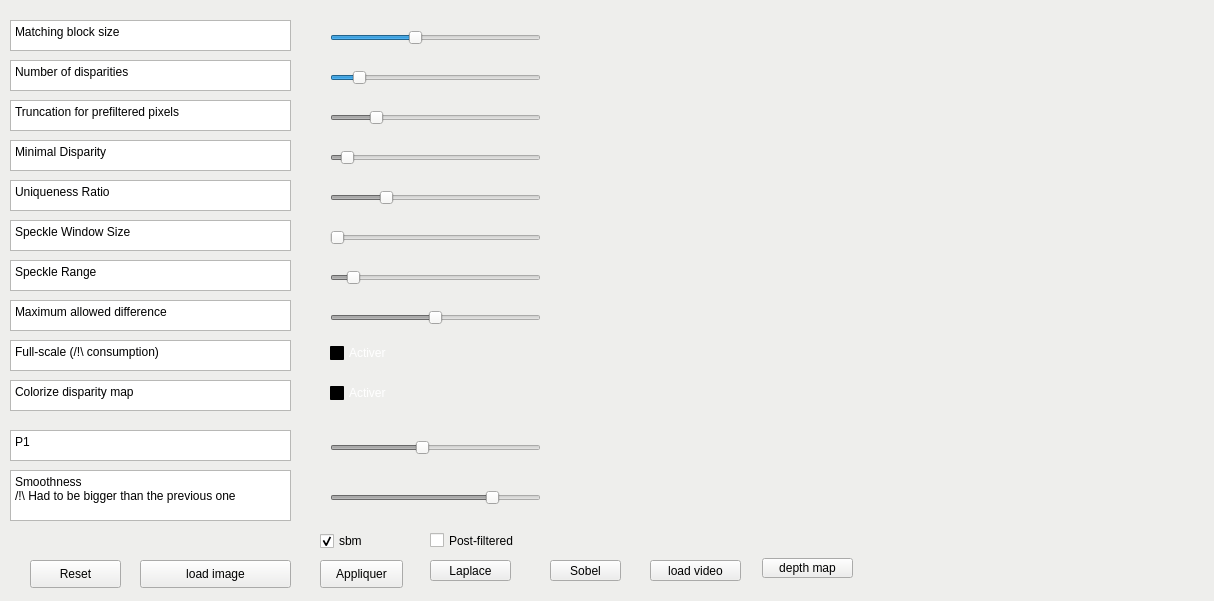
Above: widgets/disparity.ui from K1ntus/Projet-Technologique-L3 before the change. Below: the same form after it.
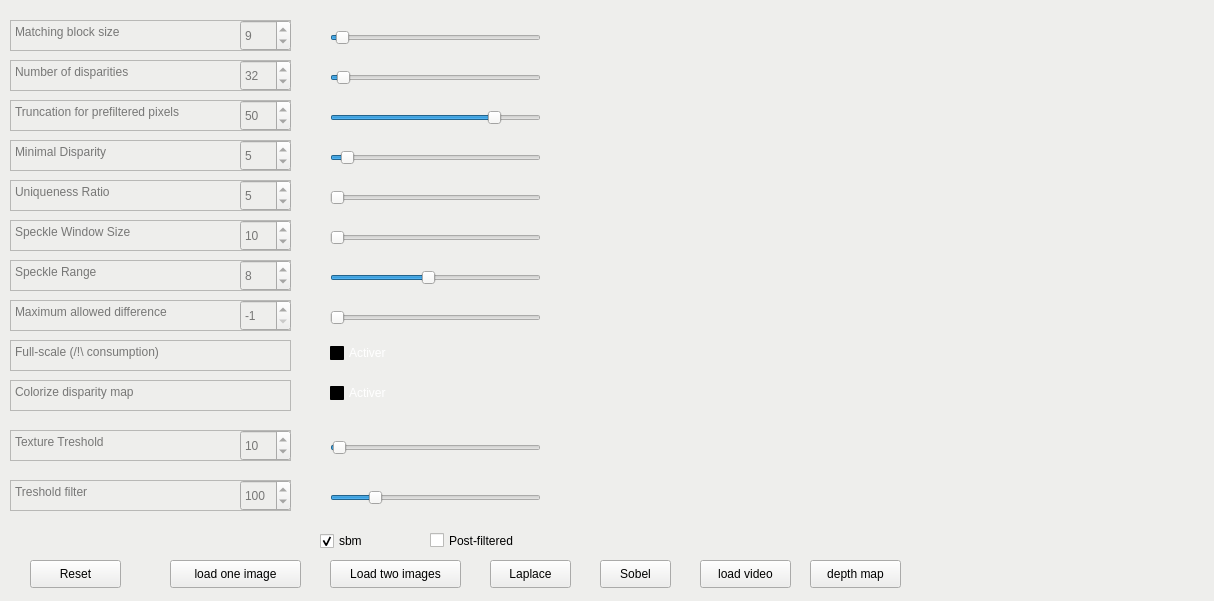
That is the form after the change.

Commit message: Disparity map

The edit to the form file:
```diff
--- a/widgets/disparity.ui
+++ b/widgets/disparity.ui
@@ -432,6 +432,9 @@
    <bool>true</bool>
   </property>
   <widget class="QPlainTextEdit" name="plainTextEdit">
+   <property name="enabled">
+    <bool>false</bool>
+   </property>
    <property name="geometry">
     <rect>
      <x>10</x>
@@ -440,14 +443,38 @@
      <height>31</height>
     </rect>
    </property>
+   <property name="autoFillBackground">
+    <bool>true</bool>
+   </property>
+   <property name="tabChangesFocus">
+    <bool>false</bool>
+   </property>
+   <property name="undoRedoEnabled">
+    <bool>true</bool>
+   </property>
+   <property name="lineWrapMode">
+    <enum>QPlainTextEdit::WidgetWidth</enum>
+   </property>
    <property name="readOnly">
     <bool>true</bool>
    </property>
    <property name="plainText">
     <string>Matching block size</string>
    </property>
+   <property name="overwriteMode">
+    <bool>false</bool>
+   </property>
+   <property name="backgroundVisible">
+    <bool>true</bool>
+   </property>
+   <property name="centerOnScroll">
+    <bool>false</bool>
+   </property>
   </widget>
   <widget class="QPlainTextEdit" name="plainTextEdit_2">
+   <property name="enabled">
+    <bool>false</bool>
+   </property>
    <property name="geometry">
     <rect>
      <x>10</x>
@@ -464,6 +491,9 @@
    </property>
   </widget>
   <widget class="QPlainTextEdit" name="plainTextEdit_3">
+   <property name="enabled">
+    <bool>false</bool>
+   </property>
    <property name="geometry">
     <rect>
      <x>10</x>
@@ -480,6 +510,9 @@
    </property>
   </widget>
   <widget class="QPlainTextEdit" name="plainTextEdit_4">
+   <property name="enabled">
+    <bool>false</bool>
+   </property>
    <property name="geometry">
     <rect>
      <x>10</x>
@@ -496,6 +529,9 @@
    </property>
   </widget>
   <widget class="QPlainTextEdit" name="plainTextEdit_5">
+   <property name="enabled">
+    <bool>false</bool>
+   </property>
    <property name="geometry">
     <rect>
      <x>10</x>
@@ -512,6 +548,9 @@
    </property>
   </widget>
   <widget class="QPlainTextEdit" name="plainTextEdit_6">
+   <property name="enabled">
+    <bool>false</bool>
+   </property>
    <property name="geometry">
     <rect>
      <x>10</x>
@@ -528,6 +567,9 @@
    </property>
   </widget>
   <widget class="QPlainTextEdit" name="plainTextEdit_7">
+   <property name="enabled">
+    <bool>false</bool>
+   </property>
    <property name="geometry">
     <rect>
      <x>10</x>
@@ -544,6 +586,9 @@
    </property>
   </widget>
   <widget class="QPlainTextEdit" name="plainTextEdit_8">
+   <property name="enabled">
+    <bool>false</bool>
+   </property>
    <property name="geometry">
     <rect>
      <x>10</x>
@@ -560,6 +605,9 @@
    </property>
   </widget>
   <widget class="QPlainTextEdit" name="plainTextEdit_9">
+   <property name="enabled">
+    <bool>false</bool>
+   </property>
    <property name="geometry">
     <rect>
      <x>10</x>
@@ -577,7 +625,7 @@
   </widget>
   <widget class="QPlainTextEdit" name="plainTextEdit_10">
    <property name="enabled">
-    <bool>true</bool>
+    <bool>false</bool>
    </property>
    <property name="geometry">
     <rect>
@@ -596,22 +644,21 @@
   </widget>
   <widget class="QPlainTextEdit" name="plainTextEdit_11">
    <property name="enabled">
-    <bool>true</bool>
+    <bool>false</bool>
    </property>
    <property name="geometry">
     <rect>
      <x>10</x>
-     <y>470</y>
+     <y>480</y>
      <width>281</width>
-     <height>51</height>
+     <height>31</height>
     </rect>
    </property>
    <property name="readOnly">
     <bool>true</bool>
    </property>
    <property name="plainText">
-    <string>Smoothness
-/!\ Had to be bigger than the previous one</string>
+    <string>Treshold filter</string>
    </property>
   </widget>
   <widget class="QSlider" name="slider_windowSize">
@@ -627,13 +674,13 @@
     <number>5</number>
    </property>
    <property name="maximum">
-    <number>15</number>
+    <number>149</number>
    </property>
    <property name="singleStep">
     <number>1</number>
    </property>
    <property name="pageStep">
-    <number>10</number>
+    <number>1</number>
    </property>
    <property name="value">
     <number>9</number>
@@ -655,10 +702,10 @@
     </rect>
    </property>
    <property name="minimum">
-    <number>1</number>
+    <number>16</number>
    </property>
    <property name="maximum">
-    <number>10</number>
+    <number>500</number>
    </property>
    <property name="singleStep">
     <number>9</number>
@@ -667,10 +714,10 @@
     <number>1</number>
    </property>
    <property name="value">
-    <number>2</number>
+    <number>32</number>
    </property>
    <property name="sliderPosition">
-    <number>2</number>
+    <number>32</number>
    </property>
    <property name="orientation">
     <enum>Qt::Horizontal</enum>
@@ -678,7 +725,7 @@
   </widget>
   <widget class="QSlider" name="slider_preFilterCap">
    <property name="enabled">
-    <bool>false</bool>
+    <bool>true</bool>
    </property>
    <property name="geometry">
     <rect>
@@ -688,8 +735,11 @@
      <height>16</height>
     </rect>
    </property>
+   <property name="minimum">
+    <number>1</number>
+   </property>
    <property name="maximum">
-    <number>250</number>
+    <number>62</number>
    </property>
    <property name="value">
     <number>50</number>
@@ -700,7 +750,7 @@
   </widget>
   <widget class="QSlider" name="slider_minDisparity">
    <property name="enabled">
-    <bool>false</bool>
+    <bool>true</bool>
    </property>
    <property name="geometry">
     <rect>
@@ -716,6 +766,9 @@
    <property name="maximum">
     <number>100</number>
    </property>
+   <property name="pageStep">
+    <number>1</number>
+   </property>
    <property name="value">
     <number>5</number>
    </property>
@@ -725,7 +778,7 @@
   </widget>
   <widget class="QSlider" name="slider_uniquenessRatio">
    <property name="enabled">
-    <bool>false</bool>
+    <bool>true</bool>
    </property>
    <property name="geometry">
     <rect>
@@ -735,8 +788,14 @@
      <height>16</height>
     </rect>
    </property>
+   <property name="minimum">
+    <number>5</number>
+   </property>
    <property name="maximum">
-    <number>20</number>
+    <number>100</number>
+   </property>
+   <property name="pageStep">
+    <number>1</number>
    </property>
    <property name="value">
     <number>5</number>
@@ -763,7 +822,7 @@
   </widget>
   <widget class="QSlider" name="slider_speckleRange">
    <property name="enabled">
-    <bool>false</bool>
+    <bool>true</bool>
    </property>
    <property name="geometry">
     <rect>
@@ -773,6 +832,15 @@
      <height>16</height>
     </rect>
    </property>
+   <property name="minimum">
+    <number>1</number>
+   </property>
+   <property name="maximum">
+    <number>16</number>
+   </property>
+   <property name="pageStep">
+    <number>1</number>
+   </property>
    <property name="value">
     <number>8</number>
    </property>
@@ -782,7 +850,7 @@
   </widget>
   <widget class="QSlider" name="slider_disp12MaxDiff">
    <property name="enabled">
-    <bool>false</bool>
+    <bool>true</bool>
    </property>
    <property name="geometry">
     <rect>
@@ -796,7 +864,10 @@
     <bool>false</bool>
    </property>
    <property name="minimum">
-    <number>-100</number>
+    <number>-1</number>
+   </property>
+   <property name="maximum">
+    <number>200</number>
    </property>
    <property name="value">
     <number>-1</number>
@@ -807,7 +878,7 @@
   </widget>
   <widget class="QSlider" name="slider_P1">
    <property name="enabled">
-    <bool>false</bool>
+    <bool>true</bool>
    </property>
    <property name="geometry">
     <rect>
@@ -821,28 +892,15 @@
     <bool>false</bool>
    </property>
    <property name="maximum">
-    <number>2000</number>
+    <number>500</number>
    </property>
    <property name="value">
-    <number>864</number>
+    <number>5</number>
    </property>
    <property name="orientation">
     <enum>Qt::Horizontal</enum>
    </property>
   </widget>
-  <widget class="QPushButton" name="apply">
-   <property name="geometry">
-    <rect>
-     <x>320</x>
-     <y>560</y>
-     <width>83</width>
-     <height>28</height>
-    </rect>
-   </property>
-   <property name="text">
-    <string>Appliquer</string>
-   </property>
-  </widget>
   <widget class="QCheckBox" name="checkbox_fullScale">
    <property name="geometry">
     <rect>
@@ -1277,25 +1335,28 @@
   <widget class="QPushButton" name="loadImage">
    <property name="geometry">
     <rect>
-     <x>140</x>
+     <x>170</x>
      <y>560</y>
-     <width>151</width>
+     <width>131</width>
      <height>28</height>
     </rect>
    </property>
    <property name="text">
-    <string>load image</string>
+    <string>load one image</string>
    </property>
   </widget>
   <widget class="QLabel" name="image_loaded">
    <property name="geometry">
     <rect>
-     <x>630</x>
-     <y>29</y>
-     <width>541</width>
-     <height>421</height>
+     <x>570</x>
+     <y>20</y>
+     <width>561</width>
+     <height>481</height>
     </rect>
    </property>
+   <property name="autoFillBackground">
+    <bool>true</bool>
+   </property>
    <property name="text">
     <string/>
    </property>
@@ -1766,10 +1827,10 @@
   <widget class="QPushButton" name="Sobel">
    <property name="geometry">
     <rect>
-     <x>550</x>
+     <x>600</x>
      <y>560</y>
      <width>71</width>
-     <height>21</height>
+     <height>28</height>
     </rect>
    </property>
    <property name="text">
@@ -1779,10 +1840,10 @@
   <widget class="QPushButton" name="Laplace">
    <property name="geometry">
     <rect>
-     <x>430</x>
+     <x>490</x>
      <y>560</y>
      <width>81</width>
-     <height>21</height>
+     <height>28</height>
     </rect>
    </property>
    <property name="text">
@@ -1790,6 +1851,9 @@
    </property>
   </widget>
   <widget class="QPlainTextEdit" name="plainTextEdit_12">
+   <property name="enabled">
+    <bool>false</bool>
+   </property>
    <property name="geometry">
     <rect>
      <x>10</x>
@@ -1799,12 +1863,12 @@
     </rect>
    </property>
    <property name="plainText">
-    <string>P1</string>
+    <string>Texture Treshold</string>
    </property>
   </widget>
   <widget class="QSlider" name="slider_P2">
    <property name="enabled">
-    <bool>false</bool>
+    <bool>true</bool>
    </property>
    <property name="geometry">
     <rect>
@@ -1815,16 +1879,19 @@
     </rect>
    </property>
    <property name="minimum">
-    <number>500</number>
+    <number>0</number>
    </property>
    <property name="maximum">
-    <number>10000</number>
+    <number>255</number>
    </property>
    <property name="singleStep">
     <number>50</number>
    </property>
+   <property name="value">
+    <number>50</number>
+   </property>
    <property name="sliderPosition">
-    <number>8000</number>
+    <number>50</number>
    </property>
    <property name="orientation">
     <enum>Qt::Horizontal</enum>
@@ -1847,10 +1914,10 @@
   <widget class="QPushButton" name="video">
    <property name="geometry">
     <rect>
-     <x>650</x>
+     <x>700</x>
      <y>560</y>
      <width>91</width>
-     <height>21</height>
+     <height>28</height>
     </rect>
    </property>
    <property name="text">
@@ -1860,16 +1927,234 @@
   <widget class="QPushButton" name="depthMap">
    <property name="geometry">
     <rect>
-     <x>762</x>
-     <y>558</y>
+     <x>810</x>
+     <y>560</y>
      <width>91</width>
-     <height>20</height>
+     <height>28</height>
     </rect>
    </property>
    <property name="text">
     <string>depth map</string>
    </property>
   </widget>
+  <widget class="QPushButton" name="load_two_images">
+   <property name="geometry">
+    <rect>
+     <x>330</x>
+     <y>560</y>
+     <width>131</width>
+     <height>28</height>
+    </rect>
+   </property>
+   <property name="text">
+    <string>Load two images</string>
+   </property>
+  </widget>
+  <widget class="QSpinBox" name="spinBox_windowSize">
+   <property name="enabled">
+    <bool>false</bool>
+   </property>
+   <property name="geometry">
+    <rect>
+     <x>240</x>
+     <y>20</y>
+     <width>51</width>
+     <height>31</height>
+    </rect>
+   </property>
+   <property name="minimum">
+    <number>5</number>
+   </property>
+   <property name="maximum">
+    <number>150</number>
+   </property>
+   <property name="value">
+    <number>9</number>
+   </property>
+  </widget>
+  <widget class="QSpinBox" name="spinBox_numberOfDisparities">
+   <property name="enabled">
+    <bool>false</bool>
+   </property>
+   <property name="geometry">
+    <rect>
+     <x>240</x>
+     <y>60</y>
+     <width>51</width>
+     <height>31</height>
+    </rect>
+   </property>
+   <property name="minimum">
+    <number>16</number>
+   </property>
+   <property name="maximum">
+    <number>500</number>
+   </property>
+   <property name="value">
+    <number>32</number>
+   </property>
+  </widget>
+  <widget class="QSpinBox" name="spinBox_prefilterCap">
+   <property name="enabled">
+    <bool>false</bool>
+   </property>
+   <property name="geometry">
+    <rect>
+     <x>240</x>
+     <y>100</y>
+     <width>51</width>
+     <height>31</height>
+    </rect>
+   </property>
+   <property name="minimum">
+    <number>1</number>
+   </property>
+   <property name="maximum">
+    <number>62</number>
+   </property>
+   <property name="value">
+    <number>50</number>
+   </property>
+  </widget>
+  <widget class="QSpinBox" name="spinBox_minDisparity">
+   <property name="enabled">
+    <bool>false</bool>
+   </property>
+   <property name="geometry">
+    <rect>
+     <x>240</x>
+     <y>140</y>
+     <width>51</width>
+     <height>31</height>
+    </rect>
+   </property>
+   <property name="maximum">
+    <number>100</number>
+   </property>
+   <property name="value">
+    <number>5</number>
+   </property>
+  </widget>
+  <widget class="QSpinBox" name="spinBox_uniquenessRatio">
+   <property name="enabled">
+    <bool>false</bool>
+   </property>
+   <property name="geometry">
+    <rect>
+     <x>240</x>
+     <y>180</y>
+     <width>51</width>
+     <height>31</height>
+    </rect>
+   </property>
+   <property name="maximum">
+    <number>100</number>
+   </property>
+   <property name="value">
+    <number>5</number>
+   </property>
+  </widget>
+  <widget class="QSpinBox" name="spinBox_speckleWindowSize">
+   <property name="enabled">
+    <bool>false</bool>
+   </property>
+   <property name="geometry">
+    <rect>
+     <x>240</x>
+     <y>220</y>
+     <width>51</width>
+     <height>31</height>
+    </rect>
+   </property>
+   <property name="maximum">
+    <number>200</number>
+   </property>
+   <property name="value">
+    <number>10</number>
+   </property>
+  </widget>
+  <widget class="QSpinBox" name="spinBox_speckleRange">
+   <property name="enabled">
+    <bool>false</bool>
+   </property>
+   <property name="geometry">
+    <rect>
+     <x>240</x>
+     <y>260</y>
+     <width>51</width>
+     <height>31</height>
+    </rect>
+   </property>
+   <property name="minimum">
+    <number>1</number>
+   </property>
+   <property name="maximum">
+    <number>16</number>
+   </property>
+   <property name="value">
+    <number>8</number>
+   </property>
+  </widget>
+  <widget class="QSpinBox" name="spinBox_disp12MaxDiff">
+   <property name="enabled">
+    <bool>false</bool>
+   </property>
+   <property name="geometry">
+    <rect>
+     <x>240</x>
+     <y>300</y>
+     <width>51</width>
+     <height>31</height>
+    </rect>
+   </property>
+   <property name="minimum">
+    <number>-1</number>
+   </property>
+   <property name="maximum">
+    <number>200</number>
+   </property>
+   <property name="value">
+    <number>-1</number>
+   </property>
+  </widget>
+  <widget class="QSpinBox" name="spinBox_textureTreshlod">
+   <property name="enabled">
+    <bool>false</bool>
+   </property>
+   <property name="geometry">
+    <rect>
+     <x>240</x>
+     <y>430</y>
+     <width>51</width>
+     <height>31</height>
+    </rect>
+   </property>
+   <property name="maximum">
+    <number>500</number>
+   </property>
+   <property name="value">
+    <number>10</number>
+   </property>
+  </widget>
+  <widget class="QSpinBox" name="spinBox_tresholdFilter">
+   <property name="enabled">
+    <bool>false</bool>
+   </property>
+   <property name="geometry">
+    <rect>
+     <x>240</x>
+     <y>480</y>
+     <width>51</width>
+     <height>31</height>
+    </rect>
+   </property>
+   <property name="maximum">
+    <number>255</number>
+   </property>
+   <property name="value">
+    <number>100</number>
+   </property>
+  </widget>
  </widget>
  <resources/>
  <connections/>
```
Left out of the diff: 21 changed lines with no effect on the pictures. The commit also changes 6 other files.
